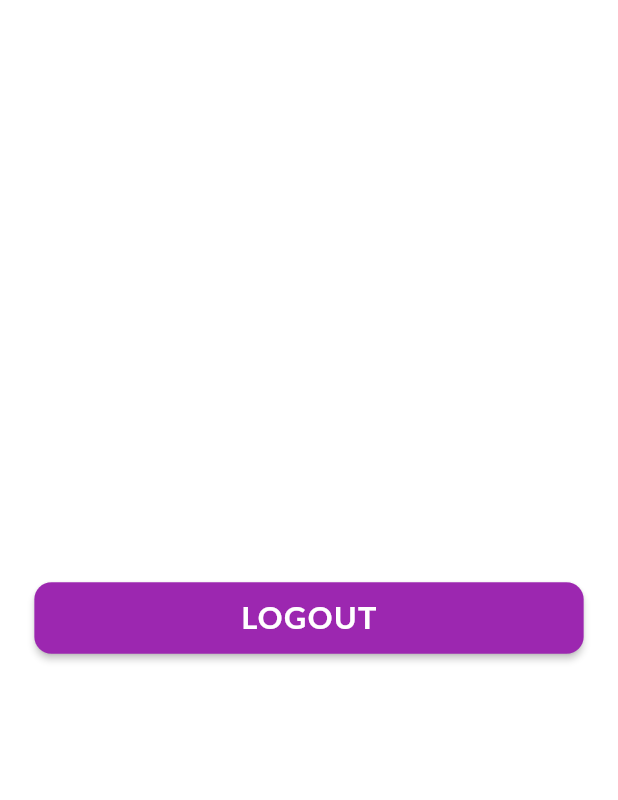
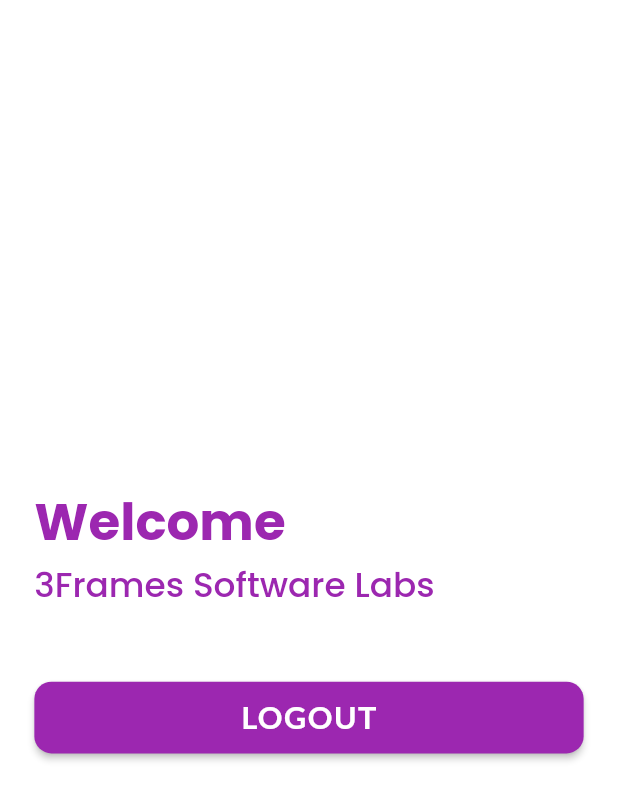
Before and after one commit to s0urav-hald3r/frames, a Flutter app: the screen it shows once a user with an empty profile is signed in, on a phone screen of 412 x 824 dp. Shown: the top 800 px of the screen. Run offline on Flutter 3.47's test engine with Material 2 defaults, Android fonts, the phone set to English and light mode, and no system bars; our stand-ins replace firebase_auth, firebase_core, flutter_screenutil, functional_widget_annotation, gap, get and 2 more; accounts and stored records are empty.

```diff
--- a/lib/utils/loader.dart
+++ b/lib/utils/loader.dart
@@ -19,7 +19,7 @@ class Loader {
           ),
         ),
         barrierDismissible: false,
-        barrierColor: Colors.black38);
+        barrierColor: Colors.black45);
   }
 
   static hide() {
--- a/lib/views/home.dart
+++ b/lib/views/home.dart
@@ -1,7 +1,10 @@
 import 'package:flutter/material.dart';
 import 'package:flutter_screenutil/flutter_screenutil.dart';
+import 'package:frames/constants/color.dart';
 import 'package:frames/controllers/auth_controller.dart';
+import 'package:gap/gap.dart';
 import 'package:get/get.dart';
+import 'package:google_fonts/google_fonts.dart';
 
 class HomeView extends StatefulWidget {
   const HomeView({super.key});
@@ -28,6 +31,30 @@ class _HomeViewState extends State<HomeView> {
             child: Column(
               mainAxisAlignment: MainAxisAlignment.center,
               children: [
+                Row(
+                  children: [
+                    Column(
+                      crossAxisAlignment: CrossAxisAlignment.start,
+                      children: [
+                        Text(
+                          'Welcome',
+                          style: GoogleFonts.poppins(
+                              fontSize: 30.sp,
+                              fontWeight: FontWeight.bold,
+                              color: kPrimaryColor),
+                        ),
+                        Text(
+                          '3Frames Software Labs',
+                          style: GoogleFonts.poppins(
+                              fontSize: 20.sp,
+                              fontWeight: FontWeight.w500,
+                              color: kPrimaryColor),
+                        ),
+                      ],
+                    ),
+                  ],
+                ),
+                Gap(40.h),
                 SizedBox(
                   width: double.infinity,
                   height: 40.h,
--- a/lib/views/splash.dart
+++ b/lib/views/splash.dart
@@ -19,7 +19,7 @@ class _SplashViewState extends State<SplashView> {
   void initState() {
     super.initState();
     Future.delayed(
-        const Duration(seconds: 3), () => Get.off(() => const DivertionView()));
+        const Duration(seconds: 4), () => Get.off(() => const DivertionView()));
   }
 
   @override
```
Also changed, not shown: lib/controllers/auth_controller.dart (+22 -6 lines), 4 other files.
